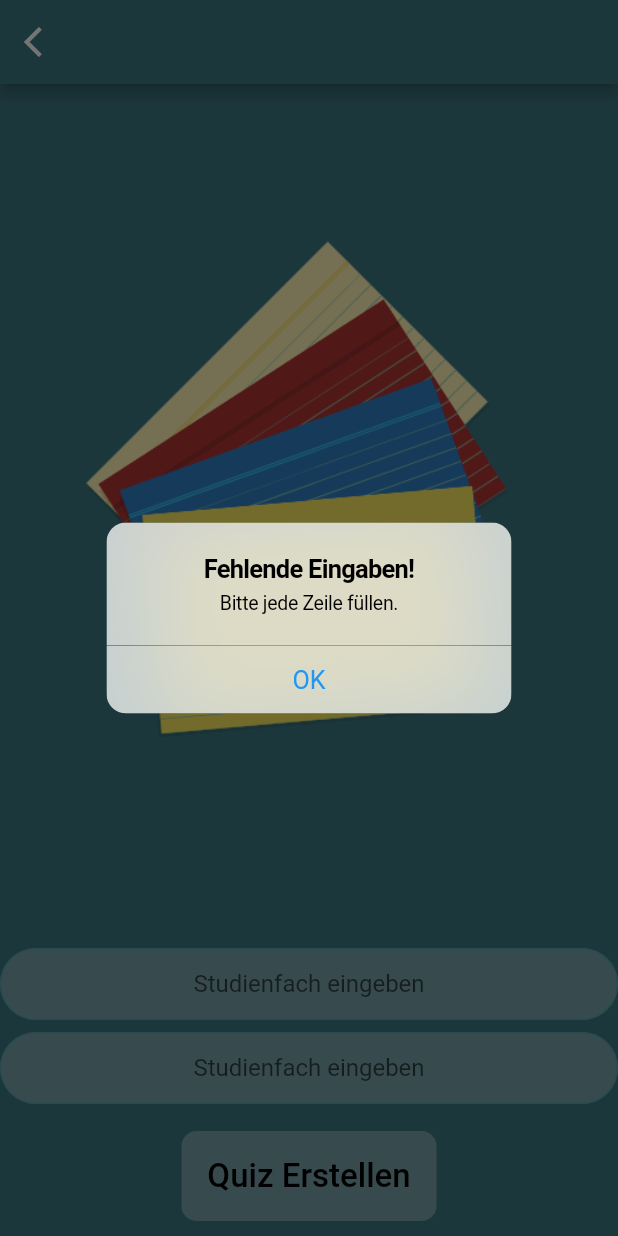
After one commit to Schwinge12/Studycards, a Flutter app: the QuizStapelErstellen screen opened by its route, after a tap on "Quiz Erstellen", on a phone screen of 412 x 824 dp. The commit adds this screen. Run offline on Flutter 3.47's test engine with Material 2 defaults, Android fonts, the light colour scheme and no system bars; our stand-ins replace firebase_auth, flip_card, image_picker, share, sqflite, syncfusion_flutter_gauges; missing offline and left inert: share_extend, swipe_stack, syncfusion_flutter_core; accounts and stored records are empty; Roboto replaces fonts that are missing (Baloobhai2-ExtraBold.ttf).

Commit message:
Quizfunktionen hinzugefügt

```diff
--- a/lib/MainScreen/MenuPage.dart
+++ b/lib/MainScreen/MenuPage.dart
@@ -63,14 +63,14 @@ class _MenuPageStudentState extends State<MenuPageStudent>{
                     height: 70.0,
                     text: 'Quiz',
                     onPress: (){
-                      Navigator.pushNamed(context, 'QuizAuswahl');
+                      Navigator.pushNamed(context, 'AlleQuizstaplAnzeigen');
                     },
                   ),
                   MenuButton(
                     height: 70.0,
                     text: 'Einstellungen',
                     onPress: (){
-                      Navigator.pushNamed(context, 'Einstellungen');
+                      Navigator.pushNamed(context, 'share');
                     },
                   ),
                 ]
--- /dev/null
+++ b/lib/MainScreen/Quiz/QuizStapelErstellen.dart
@@ -0,0 +1,149 @@
+import 'package:flutter/material.dart';
+import 'package:karteikartenapp/MainScreen/Karten/KarteErstellenVorderseite.dart';
+import 'package:flutter/cupertino.dart';
+import 'package:karteikartenapp/ButtonsAndConstants/WeiterButton.dart';
+import 'package:karteikartenapp/Speicherung/Stapel.dart';
+//TODO Backend: Eingebene Daten abspeichern
+
+class QuizStapelErstellen extends StatefulWidget{
+  @override
+  _QuizStapelErstellen createState()=>_QuizStapelErstellen();
+}
+class _QuizStapelErstellen extends State<QuizStapelErstellen> {
+
+
+  String studienfachEingabe;
+  String themengebietEingabe;
+
+
+  @override
+  Widget build(BuildContext context) {
+    return Scaffold(
+      appBar: AppBar(
+        leading: IconButton(
+          icon: Icon(Icons.arrow_back_ios),
+          onPressed: (){
+            Navigator.pushNamed(context,'MenuPage');
+          },
+        ),
+      ),
+
+      body: Column(
+
+        children: <Widget>[
+
+          Expanded(
+            child: SafeArea(
+              child: Container(
+                height: 200.0,
+
+                child: Image.asset('images/LogoOhneKreis.PNG'),
+              ),
+            ),
+          ),
+          TextField(
+
+            textAlign: TextAlign.center,
+            onChanged: (value) {
+              studienfachEingabe=value;
+            },
+            decoration: InputDecoration(
+              filled: true,
+              fillColor: Colors.white30,
+              hintText: 'Studienfach eingeben',
+              contentPadding:
+              EdgeInsets.symmetric(vertical: 10.0, horizontal: 20.0),
+              border: OutlineInputBorder(
+                borderRadius: BorderRadius.all(Radius.circular(32.0)),
+              ),
+              enabledBorder: OutlineInputBorder(
+                borderSide: BorderSide(color:Color(0xFF58A4B0), width: 1.0),
+                borderRadius: BorderRadius.all(Radius.circular(32.0)),
+              ),
+              focusedBorder: OutlineInputBorder(
+                borderSide: BorderSide(color: Color(0xFF58A4B0), width: 2.0),
+                borderRadius: BorderRadius.all(Radius.circular(32.0)),
+              ),
+            ),
+          ),
+          SizedBox(
+
+            height: 8.0,
+          ),
+
+          TextField(
+
+            textAlign: TextAlign.center,
+            onChanged: (value) {
+              themengebietEingabe=value;
+            },
+            decoration: InputDecoration(
+              filled: true,
+              fillColor: Colors.white30,
+              hintText: 'Studienfach eingeben',
+              contentPadding:
+              EdgeInsets.symmetric(vertical: 10.0, horizontal: 20.0),
+              border: OutlineInputBorder(
+                borderRadius: BorderRadius.all(Radius.circular(32.0)),
+              ),
+              enabledBorder: OutlineInputBorder(
+                borderSide: BorderSide(color:Color(0xFF58A4B0), width: 1.0),
+                borderRadius: BorderRadius.all(Radius.circular(32.0)),
+              ),
+              focusedBorder: OutlineInputBorder(
+                borderSide: BorderSide(color: Color(0xFF58A4B0), width: 2.0),
+                borderRadius: BorderRadius.all(Radius.circular(32.0)),
+              ),
+            ),
+          ),
+
+          SizedBox(
+
+            height: 8.0,
+          ),
+
+          SafeArea(
+            child: Row(
+              children: <Widget>[
+
+
+                Expanded(
+                    child: WeiterButton(
+                      text: 'Quiz Erstellen',
+                      onPress: () async {
+                        if(studienfachEingabe==null||themengebietEingabe==null){
+
+
+                          showDialog(context: context,
+                              builder: (_)=>CupertinoAlertDialog(
+                                title: Text('Fehlende Eingaben!'),
+                                content: Text('Bitte jede Zeile füllen.'),
+                                actions: <Widget>[
+                                  CupertinoDialogAction(
+                                    child: Text('OK'),
+                                    onPressed:
+                                        (){
+                                      Navigator.pop(context);
+                                    },
+                                  ),
+
+                                ],
+                              ),
+                              barrierDismissible: false);
+                        }
+                        else{
+
+                          Navigator.pushNamed(context, 'MCErstellen');
+                        }
+                      },
+                    )
+                ),
+              ],
+            ),
+          )
+        ],
+      ),
+    );
+  }
+
+}
--- a/lib/MainScreen/Quiz/QuizStart.dart
+++ b/lib/MainScreen/Quiz/QuizStart.dart
@@ -13,6 +13,7 @@ class QuizStart extends StatefulWidget{
 class _QuizStartState extends State<QuizStart>{
 
 
+  //Todo Backend: anazhl der Karten die Im Quiz sind ändern
   int anzahlKartenImStapel=10;
   int auswahl=5;
 
@@ -45,10 +46,11 @@ class _QuizStartState extends State<QuizStart>{
           children: <Widget>[
             //TODO Backend: Anzahl der Karten einfügen
             Expanded(
+              flex: 2,
               child: Center(
                 child: Padding(
                   padding: const EdgeInsets.all(60),
-                  child: Text('Anzahl Quizfragen',style: MenuButtonTextStyle,),
+                  child: Text('Wie viele Fragen willst du lernen?',style: MenuButtonTextStyle,),
                 ),
               ),
             ),
```
Also changed, not shown: lib/MainScreen/Quiz/AlleQuizStapelAnzeigen.dart (renamed from lib/MainScreen/Quiz/Quizauswahl.dart, +27 -12 lines), lib/MainScreen/Quiz/MCErstellen.dart (+17 -19 lines), lib/main.dart (+6 -3 lines).
